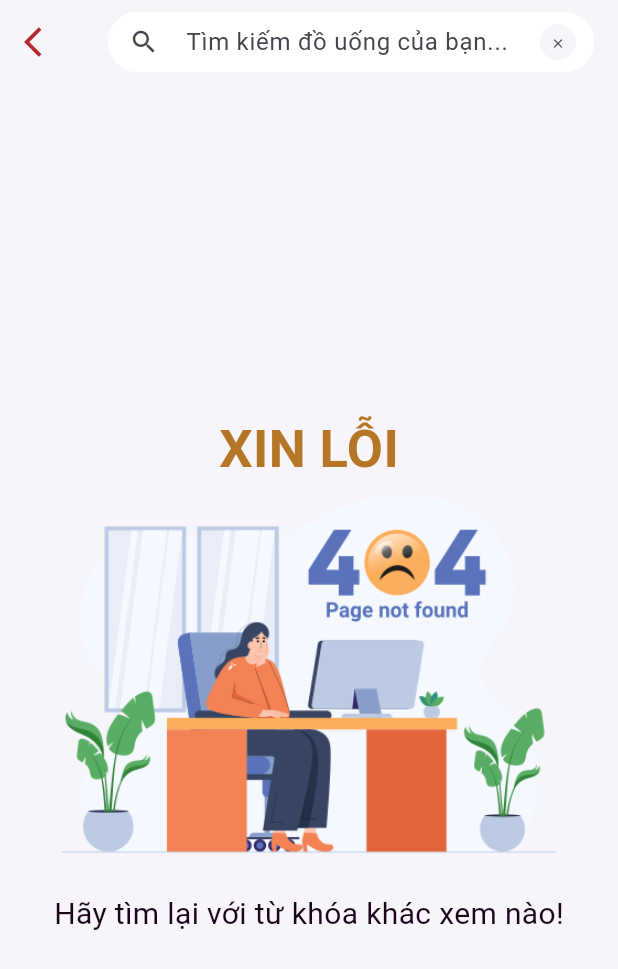
After one commit to Datvan10/flutter-highlandcoffee, a Flutter app: the ResultSearchProductWithNotFound404Page screen opened directly, on a phone screen of 412 x 824 dp. The commit adds this screen. Shown: the top 969 px of the screen. Run offline on Flutter 3.47's test engine with Material 3 defaults, Android fonts, the phone set to English and light mode, and no system bars; our stand-ins replace avatar_glow, carousel_slider, cloud_firestore, dash_chat_2, device_preview, firebase_auth and 10 more; missing offline and left inert: flutter_admin_scaffold; accounts and stored records are empty; Roboto replaces fonts that are missing (Arsenal).

Commit message:
Add 404 not found page when users can't find product and update result search product wit keyword

```diff
--- a/lib/components/pages/not_found_404_page.dart
+++ b/lib/components/pages/not_found_404_page.dart
@@ -38,7 +38,9 @@ class _NotFound404PageState extends State<NotFound404Page> {
               ))
         ],
       ),
-      body: Stack(
+      body: Padding(
+        padding: const EdgeInsets.only(left : 18.0, top: 18.0, right: 18.0),
+        child: Stack(
           children: [
             // Text notification
             Row(
@@ -77,6 +79,7 @@ class _NotFound404PageState extends State<NotFound404Page> {
             ),
           ],
         ),
+      ),
     );
   }
 }
--- /dev/null
+++ b/lib/components/pages/result_search_product_with_not_found_404_page.dart
@@ -0,0 +1,140 @@
+import 'package:flutter/material.dart';
+import 'package:get/get_core/src/get_main.dart';
+import 'package:get/get_navigation/get_navigation.dart';
+import 'package:google_fonts/google_fonts.dart';
+import 'package:highlandcoffeeapp/themes/theme.dart';
+
+class ResultSearchProductWithNotFound404Page extends StatefulWidget {
+  const ResultSearchProductWithNotFound404Page({super.key});
+
+  @override
+  State<ResultSearchProductWithNotFound404Page> createState() => _ResultSearchProductWithNotFound404PageState();
+}
+
+class _ResultSearchProductWithNotFound404PageState extends State<ResultSearchProductWithNotFound404Page> {
+  final _textSearchController = TextEditingController();
+  @override
+  Widget build(BuildContext context) {
+    return Scaffold(
+      backgroundColor: background,
+      appBar: AppBar(
+        elevation: 0,
+        backgroundColor: Colors.transparent,
+        leading: IconButton(
+          icon: Icon(
+            Icons.arrow_back_ios,
+            color: primaryColors,
+          ),
+          onPressed: () {
+            Get.back();
+          },
+        ),
+        title: Container(
+          height: 40,
+          child: TextField(
+            controller: _textSearchController,
+            onSubmitted: (String query) {
+              // performSearch(query);
+            },
+            decoration: InputDecoration(
+                hintText: 'Tìm kiếm đồ uống của bạn...',
+                contentPadding: EdgeInsets.symmetric(),
+                alignLabelWithHint: true,
+                filled: true,
+                fillColor: white,
+                prefixIcon: const Icon(
+                  Icons.search,
+                  size: 20,
+                ),
+
+                //icon clear
+                suffixIcon: Padding(
+                  padding: const EdgeInsets.all(8.0),
+                  child: Container(
+                    width: 20,
+                    height: 20,
+                    decoration: BoxDecoration(
+                        color: background, shape: BoxShape.circle),
+                    child: Center(
+                      child: IconButton(
+                        icon: const Icon(
+                          Icons.clear,
+                          size: 10,
+                        ),
+                        onPressed: () {
+                          _textSearchController.clear();
+                        },
+                      ),
+                    ),
+                  ),
+                ),
+                focusedBorder: OutlineInputBorder(
+                    borderRadius: BorderRadius.circular(20.0),
+                    borderSide: BorderSide(color: Colors.white)),
+                enabledBorder: OutlineInputBorder(
+                    borderRadius: BorderRadius.circular(20.0),
+                    borderSide: BorderSide(color: Colors.white))),
+          ),
+        ),
+      ),
+      body: Padding(
+        padding: const EdgeInsets.only(top : 18.0, left: 18.0, right: 18.0),
+        child: Stack(
+          children: [
+            // Text notification
+            Padding(
+              padding: const EdgeInsets.only(top: 200.0),
+              child: Row(
+                mainAxisAlignment: MainAxisAlignment.center,
+                children: [
+                  Text('XIN LỖI', style: GoogleFonts.arsenal(fontSize: 35, color: brown, fontWeight: FontWeight.bold),),
+                ],
+              ),
+            ),
+            // Image 404
+            Center(
+              child: Image.asset(
+                'assets/images/icons/404-not-found-page-bad.png',
+                fit: BoxFit.cover,
+              ),
+            ),
+            // Text note 404
+            Align(
+              alignment: Alignment.bottomCenter,
+              child: Padding(
+                padding: const EdgeInsets.only(bottom : 200.0),
+                child: Row(
+                  mainAxisAlignment: MainAxisAlignment.center,
+                  children: [
+                    Text('Hãy tìm lại với từ khóa khác xem nào!', style: GoogleFonts.arsenal(fontSize: 20, color: black),),
+                  ],
+                ),
+              ),
+            )
+            // Button back to home page
+            // Align(
+            //   alignment: Alignment.bottomCenter,
+            //   child: Padding(
+            //     padding: EdgeInsets.only(bottom: 50.0),
+            //     child: ElevatedButton(
+            //       onPressed: () {
+            //         Get.toNamed('/home_page');
+            //       },
+            //       style: ElevatedButton.styleFrom(
+            //         backgroundColor: Colors.blue,
+            //         padding: EdgeInsets.symmetric(
+            //             horizontal: 20, vertical: 10),
+            //         shape: RoundedRectangleBorder(
+            //             borderRadius:
+            //                 BorderRadius.circular(8)),
+            //       ),
+            //       child: Text('QUAY LẠI TRANG CHỦ', style: TextStyle(color: white, fontSize: 18),),
+            //     ),
+            //   ),
+            // ),
+          ],
+        ),
+      ),
+    );
+  }
+}
--- a/lib/main.dart
+++ b/lib/main.dart
@@ -3,6 +3,7 @@ import 'package:firebase_core/firebase_core.dart';
 import 'package:flutter/material.dart';
 import 'package:get/get_navigation/get_navigation.dart';
 import 'package:highlandcoffeeapp/components/pages/not_found_404_page.dart';
+import 'package:highlandcoffeeapp/components/pages/result_search_product_with_not_found_404_page.dart';
 import 'package:highlandcoffeeapp/pages/login_and_register/admin/login_admin_with_email_and_password_page.dart';
 import 'package:highlandcoffeeapp/widgets/choose_login_type_page%20.dart';
 import 'package:highlandcoffeeapp/components/pages/bill_page.dart';
@@ -64,7 +65,7 @@ class MyApp extends StatelessWidget {
       locale: DevicePreview.locale(context),
       builder: DevicePreview.appBuilder,
 
-      home: LoginAdminWithEmailAndPassWordPage(onTap: () {  },),
+      home: WelcomePage(),
       getPages: [
         GetPage(name: '/welcome_page', page: () => const WelcomePage()),
         GetPage(name: '/introduce_page1', page: () => const IntroducePage1()),
--- a/lib/pages/home/home_page.dart
+++ b/lib/pages/home/home_page.dart
@@ -157,7 +157,7 @@ class _HomePageState extends State<HomePage> {
       Navigator.push(
         context,
         MaterialPageRoute(
-          builder: (context) => ResultSearchProductWithKeyword(searchResults: searchResults, voiceQuery: '',),
+          builder: (context) => ResultSearchProductWithKeyword(searchResults: searchResults, voiceQuery: query,),
         ),
       );
     }).catchError((error) {
--- a/lib/pages/user/profile/profile_user_page.dart
+++ b/lib/pages/user/profile/profile_user_page.dart
@@ -220,7 +220,9 @@ class _ProfileUserPageState extends State<ProfileUserPage> {
             ProfileMenuUser(
                 title: 'Cài đặt',
                 startIcon: LineAwesomeIcons.cog,
-                onPress: () {},
+                onPress: () {
+
+                },
                 textColor: grey),
             ProfileMenuUser(
                 title: 'Đơn hàng',
```
Also changed, not shown: lib/components/pages/result_search_product_product_with_keyword_page.dart (+47 -7 lines). Lines whose indentation alone changed are shown as unchanged.
